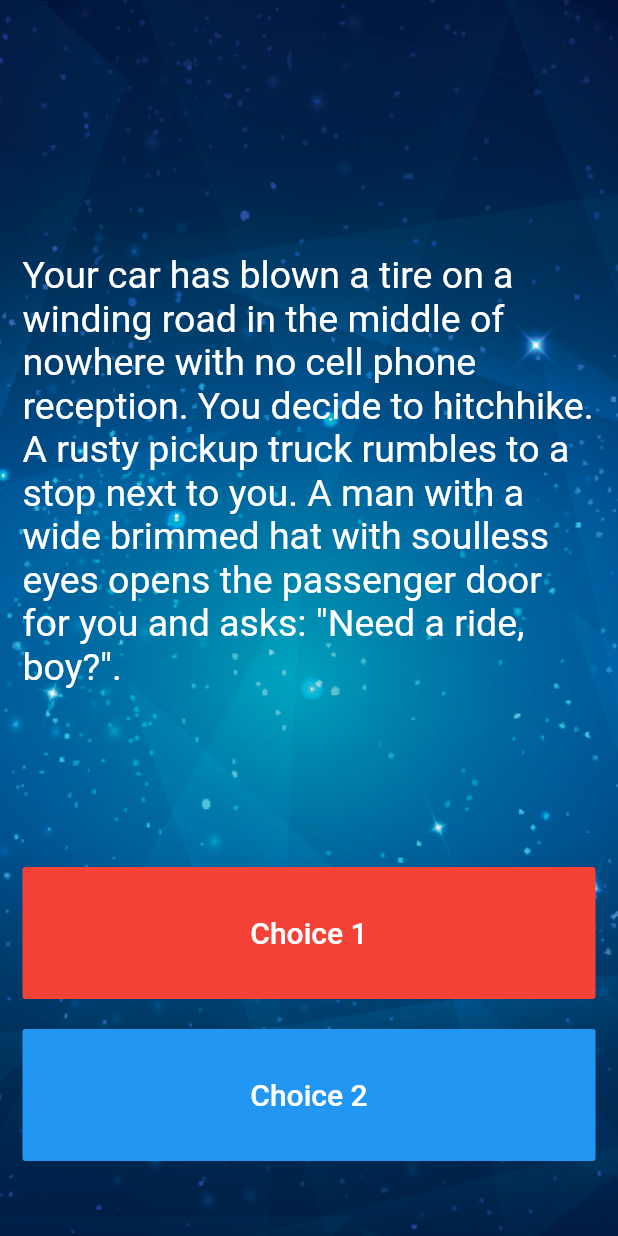
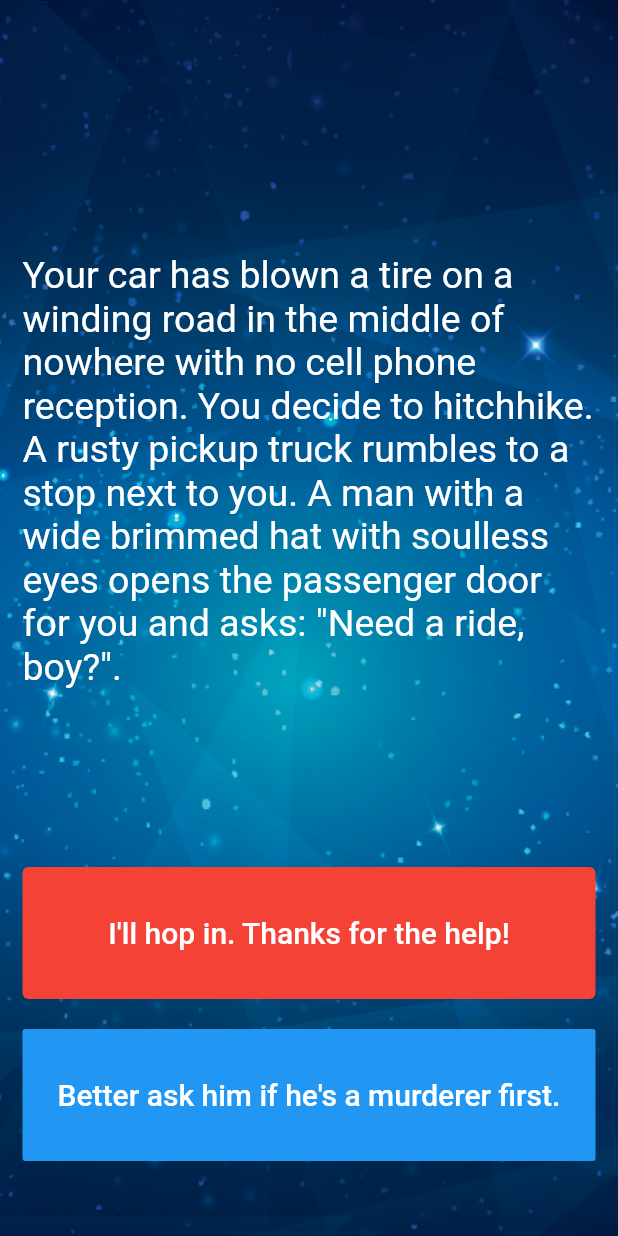
Before and after one commit to alejorom/destini_app, a Flutter app: the screen it shows after launch, on a phone screen of 412 x 824 dp. Run offline on Flutter 3.47's test engine with Material 2 defaults, Android fonts, the phone set to English and light mode, and no system bars.

Commit message:
Realizar los TODO 11/12/13/14

```diff
--- a/lib/main.dart
+++ b/lib/main.dart
@@ -57,16 +57,18 @@ class _StoryPageState extends State<StoryPage> {
               ),
               Expanded(
                 flex: 2,
-                child: FlatButton(
+                child: TextButton(
                   onPressed: () {
                     //Choice 1 made by user.
                     //TODO: Step 18 - Call the nextStory() method from storyBrain and pass the number 1 as the choice made by the user.
                   },
-                  color: Colors.red,
-                  child: const Text(
-                    //TODO: Step 13 - Use the storyBrain to get the text for choice 1.
-                    'Choice 1',
-                    style: TextStyle(
+                  style: TextButton.styleFrom(
+                    primary: Colors.white,
+                    backgroundColor: Colors.red,
+                  ),
+                  child: Text(
+                    storyBrain.getChoice1(),
+                    style: const TextStyle(
                       fontSize: 20.0,
                     ),
                   ),
@@ -85,10 +87,9 @@ class _StoryPageState extends State<StoryPage> {
                     //TODO: Step 19 - Call the nextStory() method from storyBrain and pass the number 2 as the choice made by the user.
                   },
                   color: Colors.blue,
-                  child: const Text(
-                    //TODO: Step 14 - Use the storyBrain to get the text for choice 2.
-                    'Choice 2',
-                    style: TextStyle(
+                  child: Text(
+                    storyBrain.getChoice2(),
+                    style: const TextStyle(
                       fontSize: 20.0,
                     ),
                   ),
--- a/lib/story_brain.dart
+++ b/lib/story_brain.dart
@@ -39,9 +39,13 @@ class StoryBrain {
     return _storyData[0].storyTitle;
   }
 
-//TODO: Step 11 - Create a method called getChoice1() that returns the text for the first choice1 from _storyData.
+  String getChoice1(){
+    return _storyData[0].choice1;
+  }
 
-//TODO: Step 12 - Create a method called getChoice2() that returns the text for the first choice2 from _storyData.
+  String getChoice2(){
+    return _storyData[0].choice2;
+  }
 
 //TODO: Step 25 - Change the storyNumber property into a private property so that only story_brain.dart has access to it. You can do this by right clicking on the name (storyNumber) and selecting Refactor -> Rename to make the change across all the places where it's used.
 
```
